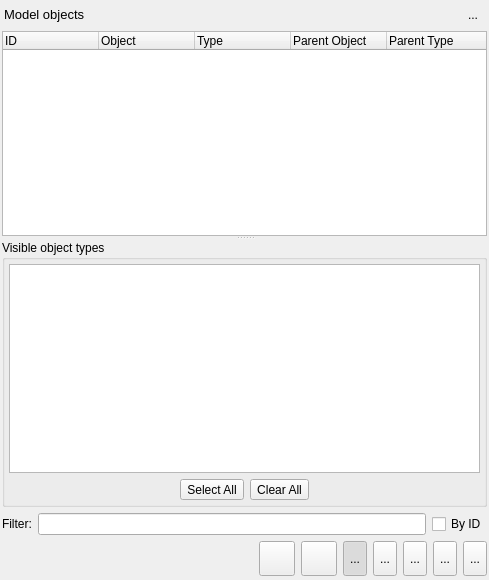
Above: libs/libgui/ui/widgets/modelobjectswidget.ui from pgmodeler/pgmodeler before the change. Below: the same form after it.
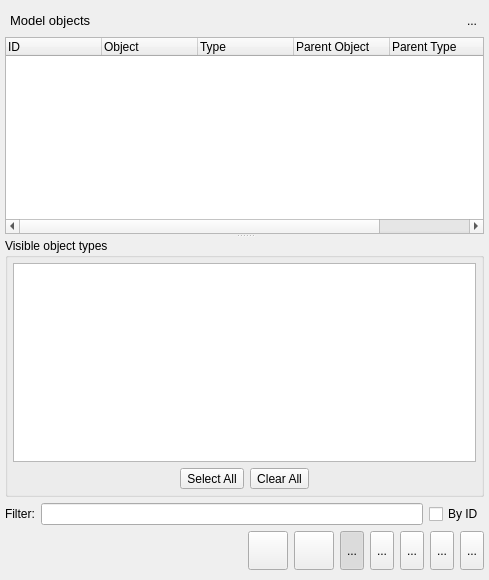
That is the form after the change. The open tabs and pages were chosen to show the change. Icons and pictures are not drawn.

What changed in the file:
```diff
--- a/libs/libgui/ui/widgets/modelobjectswidget.ui
+++ b/libs/libgui/ui/widgets/modelobjectswidget.ui
@@ -43,16 +43,16 @@
   </property>
   <layout class="QGridLayout" name="gridLayout_5">
    <property name="leftMargin">
-    <number>2</number>
+    <number>5</number>
    </property>
    <property name="topMargin">
-    <number>2</number>
+    <number>5</number>
    </property>
    <property name="rightMargin">
-    <number>2</number>
+    <number>5</number>
    </property>
    <property name="bottomMargin">
-    <number>4</number>
+    <number>10</number>
    </property>
    <item row="2" column="0">
     <widget class="QWidget" name="content_wgt" native="true">
@@ -395,16 +395,16 @@
             </property>
             <layout class="QGridLayout" name="gridLayout">
              <property name="leftMargin">
-              <number>4</number>
+              <number>5</number>
              </property>
              <property name="topMargin">
-              <number>4</number>
+              <number>5</number>
              </property>
              <property name="rightMargin">
-              <number>4</number>
+              <number>5</number>
              </property>
              <property name="bottomMargin">
-              <number>4</number>
+              <number>5</number>
              </property>
              <item row="0" column="0">
               <widget class="QListWidget" name="visibleobjects_lst">
@@ -510,16 +510,16 @@
     <widget class="QWidget" name="title_wgt" native="true">
      <layout class="QHBoxLayout" name="horizontalLayout_3">
       <property name="spacing">
-       <number>0</number>
+       <number>10</number>
       </property>
       <property name="leftMargin">
-       <number>2</number>
+       <number>5</number>
       </property>
       <property name="topMargin">
-       <number>2</number>
+       <number>5</number>
       </property>
       <property name="rightMargin">
-       <number>2</number>
+       <number>0</number>
       </property>
       <property name="bottomMargin">
        <number>0</number>
@@ -676,8 +676,8 @@
        </property>
        <property name="iconSize">
         <size>
-         <width>28</width>
-         <height>28</height>
+         <width>32</width>
+         <height>32</height>
         </size>
        </property>
        <property name="shortcut">
@@ -714,8 +714,8 @@
        </property>
        <property name="iconSize">
         <size>
-         <width>28</width>
-         <height>28</height>
+         <width>32</width>
+         <height>32</height>
         </size>
        </property>
        <property name="shortcut">
@@ -755,8 +755,8 @@
        </property>
        <property name="iconSize">
         <size>
-         <width>28</width>
-         <height>28</height>
+         <width>32</width>
+         <height>32</height>
         </size>
        </property>
        <property name="checkable">
@@ -796,8 +796,8 @@
        </property>
        <property name="iconSize">
         <size>
-         <width>28</width>
-         <height>28</height>
+         <width>32</width>
+         <height>32</height>
         </size>
        </property>
        <property name="checkable">
@@ -834,8 +834,8 @@
        </property>
        <property name="iconSize">
         <size>
-         <width>28</width>
-         <height>28</height>
+         <width>32</width>
+         <height>32</height>
         </size>
        </property>
        <property name="checkable">
@@ -875,8 +875,8 @@
        </property>
        <property name="iconSize">
         <size>
-         <width>28</width>
-         <height>28</height>
+         <width>32</width>
+         <height>32</height>
         </size>
        </property>
        <property name="checkable">
@@ -913,8 +913,8 @@
        </property>
        <property name="iconSize">
         <size>
-         <width>28</width>
-         <height>28</height>
+         <width>32</width>
+         <height>32</height>
         </size>
        </property>
        <property name="checkable">
```
Left out of the diff: 3 changed lines with no effect on the pictures.
